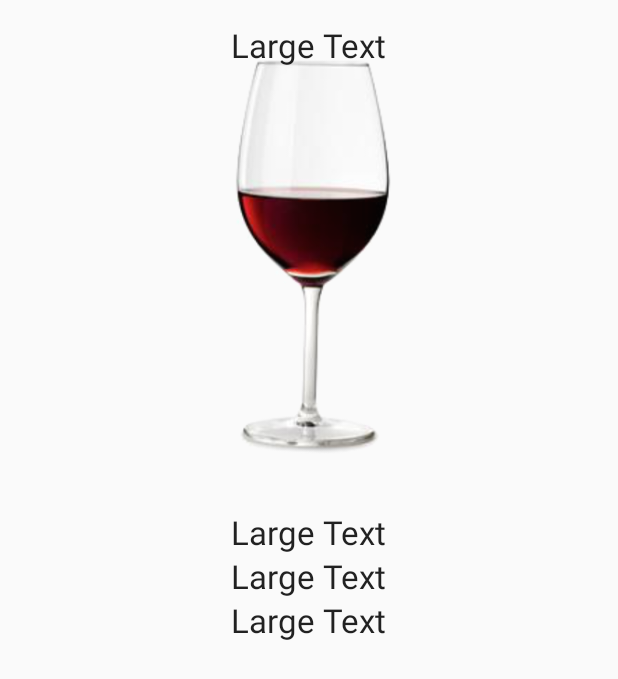
After one commit to tehDugong/BACTracker, an Android app: the DrinkInfo screen opened directly, with no data from a screen before it, on a phone screen of 412 x 824 dp. The commit adds this screen. Shown: the top 679 px of the screen. Run offline under Robolectric (Android 15) with nearby library versions, the phone set to English and light mode, and no system bars.

Commit message:
merge with matthew

```diff
--- /dev/null
+++ b/mobile/src/main/java/org/cs160/bactracker/DrinkInfo.java
@@ -0,0 +1,34 @@
+package org.cs160.bactracker;
+
+import android.app.Activity;
+import android.os.Bundle;
+import android.widget.TextView;
+
+/**
+ * Created by mwaliman on 8/1/15.
+ */
+public class DrinkInfo extends Activity {
+
+    protected void onCreate(Bundle savedInstanceState) {
+        super.onCreate(savedInstanceState);
+        setContentView(R.layout.drink_info);
+        TextView nameTextView = (TextView) findViewById(R.id.nameTextView);
+        TextView calTextView = (TextView) findViewById(R.id.calTextView);
+        TextView abvTextView = (TextView) findViewById(R.id.abvTextView);
+        TextView ingredientsTextView = (TextView) findViewById(R.id.ingredientsTextView);
+        Bundle extras = getIntent().getExtras();
+        if (extras != null) {
+            String name = extras.getString("name");
+            int cal = extras.getInt("cal");
+            double abv = extras.getInt("abv");
+            String ingredients = extras.getString("ingredients");
+            nameTextView.setText(name);
+            calTextView.setText(Integer.toString(cal) + " calories");
+            abvTextView.setText(Double.toString(abv) + " %");
+            ingredientsTextView.setText(ingredients);
+        }
+    }
+
+
+
+}
--- a/mobile/src/main/java/org/cs160/bactracker/PhoneActivity.java
+++ b/mobile/src/main/java/org/cs160/bactracker/PhoneActivity.java
@@ -52,5 +52,8 @@ public class PhoneActivity extends ActionBarActivity {
 
     public void pressDrinkdb(View view) {
         Log.d(TAG, "press drink db");
+        Intent intent = new Intent(this, DBActivity.class);
+        startActivity(intent);
+
     }
 }
--- a/mobile/src/main/java/org/cs160/bactracker/ProfilePressedActivity.java
+++ b/mobile/src/main/java/org/cs160/bactracker/ProfilePressedActivity.java
@@ -87,9 +87,6 @@ public class ProfilePressedActivity extends ActionBarActivity {
         Log.d(TAG, state.toString());
     }
 
-
-
-
     @Override
     protected void onRestoreInstanceState(Bundle savedInstanceState){
         Log.d(TAG, "in RestoreInstance");
--- /dev/null
+++ b/mobile/src/main/res/layout/drink_info.xml
@@ -0,0 +1,51 @@
+<?xml version="1.0" encoding="utf-8"?>
+<RelativeLayout xmlns:android="http://schemas.android.com/apk/res/android"
+    android:layout_width="match_parent" android:layout_height="match_parent">
+
+    <ImageView
+        android:layout_width="wrap_content"
+        android:layout_height="wrap_content"
+        android:id="@+id/drinkImageView"
+        android:src="@drawable/redwine"
+        android:layout_alignParentTop="true"
+        android:padding="20dp"
+        android:layout_centerHorizontal="true" />
+
+    <TextView
+        android:layout_width="wrap_content"
+        android:layout_height="wrap_content"
+        android:textAppearance="?android:attr/textAppearanceLarge"
+        android:text="Large Text"
+        android:id="@+id/calTextView"
+        android:layout_below="@+id/drinkImageView"
+        android:layout_centerHorizontal="true" />
+
+    <TextView
+        android:layout_width="wrap_content"
+        android:layout_height="wrap_content"
+        android:textAppearance="?android:attr/textAppearanceLarge"
+        android:text="Large Text"
+        android:id="@+id/abvTextView"
+        android:layout_below="@+id/calTextView"
+        android:layout_centerHorizontal="true" />
+
+    <TextView
+        android:layout_width="wrap_content"
+        android:layout_height="wrap_content"
+        android:textAppearance="?android:attr/textAppearanceLarge"
+        android:text="Large Text"
+        android:id="@+id/ingredientsTextView"
+        android:layout_below="@+id/abvTextView"
+        android:layout_centerHorizontal="true" />
+
+
+    <TextView
+        android:layout_width="wrap_content"
+        android:layout_height="wrap_content"
+        android:textAppearance="?android:attr/textAppearanceLarge"
+        android:text="Large Text"
+        android:id="@+id/nameTextView"
+        android:paddingTop="15dp"
+        android:layout_alignParentTop="true"
+        android:layout_centerHorizontal="true" />
+</RelativeLayout>
--- /dev/null
+++ b/mobile/src/main/res/menu/menu_main.xml
@@ -0,0 +1,6 @@
+<menu xmlns:android="http://schemas.android.com/apk/res/android"
+    xmlns:app="http://schemas.android.com/apk/res-auto"
+    xmlns:tools="http://schemas.android.com/tools" tools:context=".DBActivity">
+    <item android:id="@+id/action_settings" android:title="@string/action_settings"
+        android:orderInCategory="100" android:showAsAction="never" />
+</menu>
```
Also changed, not shown: mobile/src/main/AndroidManifest.xml (+15 -0 lines), mobile/src/main/java/org/cs160/bactracker/DBActivity.java (added, +120 -0 lines), mobile/src/main/java/org/cs160/bactracker/DBAdapter.java (added, +169 -0 lines), mobile/src/main/res/layout/activity_db.xml (added, +16 -0 lines), mobile/src/main/res/layout/drink_layout.xml (added, +26 -0 lines), mobile/src/main/res/drawable/redwine.png (added).
